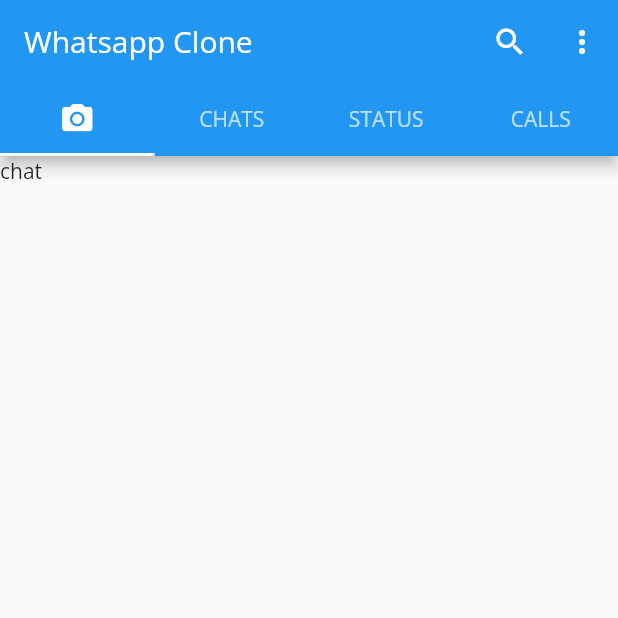
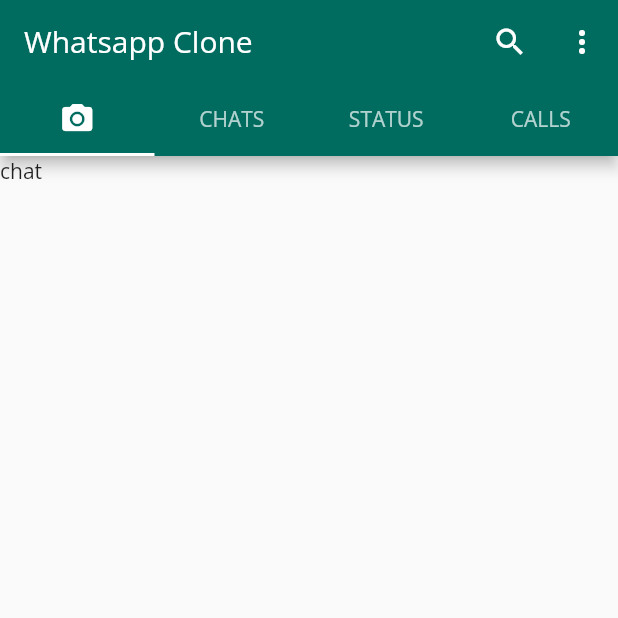
Before and after one commit to rihem435/chatappflutternestjs, a Flutter app: the screen it shows after launch, on a phone screen of 412 x 824 dp, the top half of it. Run offline on Flutter 3.47's test engine with Material 2 defaults, Android fonts, the phone set to English and light mode, and no system bars; our stand-ins replace flutter_svg.

Commit message:
update themedata

```diff
--- a/app/lib/main.dart
+++ b/app/lib/main.dart
@@ -15,7 +15,7 @@ class MyApp extends StatelessWidget {
       debugShowCheckedModeBanner: false,
       theme: ThemeData(
         fontFamily: "OpenSans",
-        primaryColor: Color(0xFF075E54),
+        colorScheme: ColorScheme.fromSeed(seedColor: Color(0xFF075E54)),
         secondaryHeaderColor: Color(0xFF128C7E),
       ),
       home: HomeScreen(),
```
Also changed, not shown: app/assets/logo-png.png (deleted).
